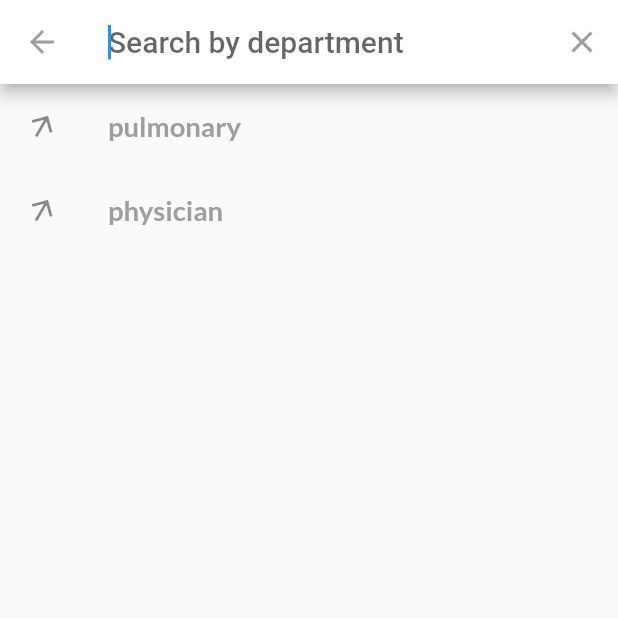
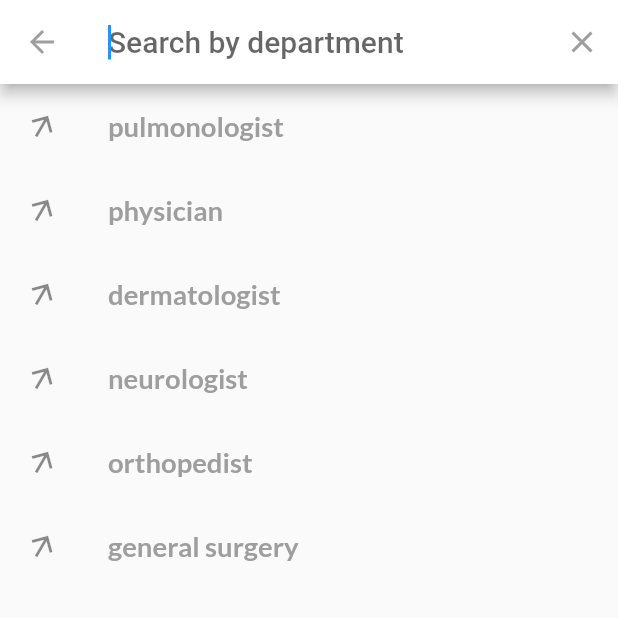
Before and after one commit to sanb26/Health-Assistant-App, a Flutter app: the PatientHomeScreen screen opened directly with empty values, after a tap on the "search" icon, on a phone screen of 412 x 824 dp, the top half of it. Run offline on Flutter 3.47's test engine with Material 2 defaults, Android fonts, the phone set to English and light mode, and no system bars; our stand-ins replace cloud_firestore, firebase_auth, firebase_core, flutter_signin_button, form_field_validator, google_fonts and 2 more; accounts and stored records are empty.

Commit message:
changes in homepagePatient

```diff
--- a/lib/pages/homepagePatient.dart
+++ b/lib/pages/homepagePatient.dart
@@ -238,15 +238,22 @@ class _PatientHomeScreenState extends State<PatientHomeScreen> {
 
 class DataSearch extends SearchDelegate<String> {
   List departments = [
-    "pulmonary",
+    "pulmonologist",
     "physician",
     "dermatologist",
     "neurologist",
-    "orthopedics",
+    "orthopedist",
     "general surgery"
   ];
 
-  final recentDepartmentSearch = ["pulmonary", "physician"];
+  final recentDepartmentSearch = [
+    "pulmonologist",
+    "physician",
+    "dermatologist",
+    "neurologist",
+    "orthopedist",
+    "general surgery"
+  ];
 
   final searchFieldLabel = "Search by department";
 
```
